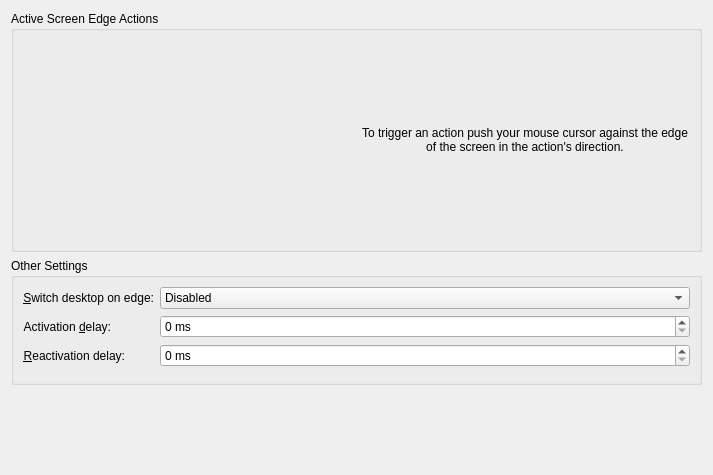
Old version of the form kcmkwin/kwinscreenedges/main.ui in the repository KDE/kwin.
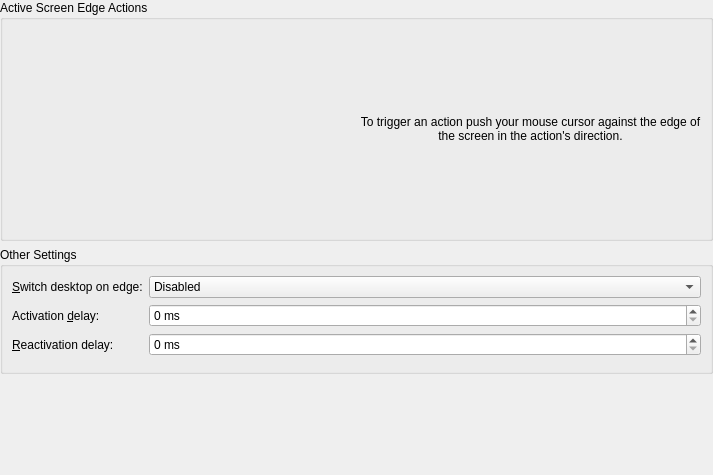
New version of the form. Custom widgets are drawn as their Qt base class.

Commit message:
Fix layout issues in kwin kcm
* remove fixed layout spacing and margin
* respect style's QFormLayout field policy
* reduce vertical space in compositing "General" tab
* layout desktop names in two columns

What changed in the file:
```diff
--- a/kcmkwin/kwinscreenedges/main.ui
+++ b/kcmkwin/kwinscreenedges/main.ui
@@ -11,6 +11,9 @@
    </rect>
   </property>
   <layout class="QGridLayout" name="gridLayout">
+   <property name="margin">
+    <number>0</number>
+   </property>
    <item row="1" column="0" colspan="2">
     <widget class="QGroupBox" name="groupBox_2">
      <property name="enabled">
@@ -20,9 +23,6 @@
       <string>Other Settings</string>
      </property>
      <layout class="QFormLayout" name="formLayout">
-      <property name="fieldGrowthPolicy">
-       <enum>QFormLayout::AllNonFixedFieldsGrow</enum>
-      </property>
       <item row="0" column="0">
        <widget class="QLabel" name="desktopSwitchLabel">
         <property name="toolTip">
@@ -31,9 +31,6 @@
         <property name="text">
          <string>&amp;Switch desktop on edge:</string>
         </property>
-        <property name="alignment">
-         <set>Qt::AlignRight|Qt::AlignTrailing|Qt::AlignVCenter</set>
-        </property>
         <property name="buddy">
          <cstring>desktopSwitchCombo</cstring>
         </property>
@@ -66,9 +63,6 @@
         <property name="text">
          <string>Activation &amp;delay:</string>
         </property>
-        <property name="alignment">
-         <set>Qt::AlignRight|Qt::AlignTrailing|Qt::AlignVCenter</set>
-        </property>
         <property name="buddy">
          <cstring>activationDelaySpin</cstring>
         </property>
@@ -101,9 +95,6 @@
         <property name="text">
          <string>&amp;Reactivation delay:</string>
         </property>
-        <property name="alignment">
-         <set>Qt::AlignRight|Qt::AlignTrailing|Qt::AlignVCenter</set>
-        </property>
         <property name="buddy">
          <cstring>triggerCooldownSpin</cstring>
         </property>
```
The commit also changes 8 other files.
